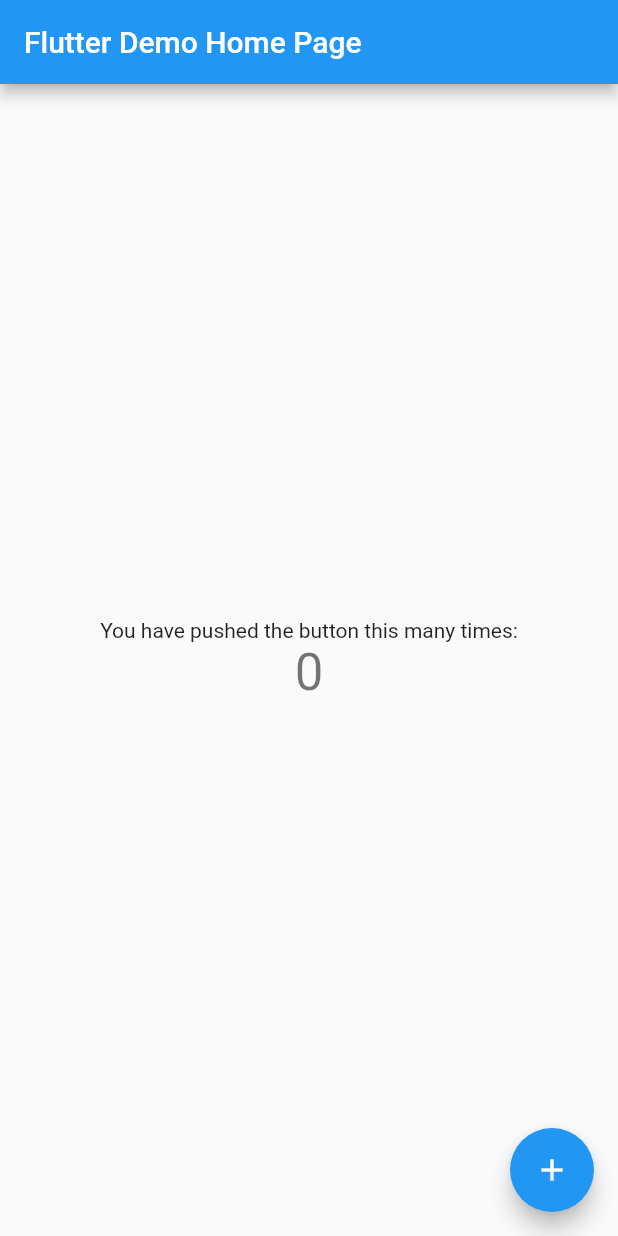
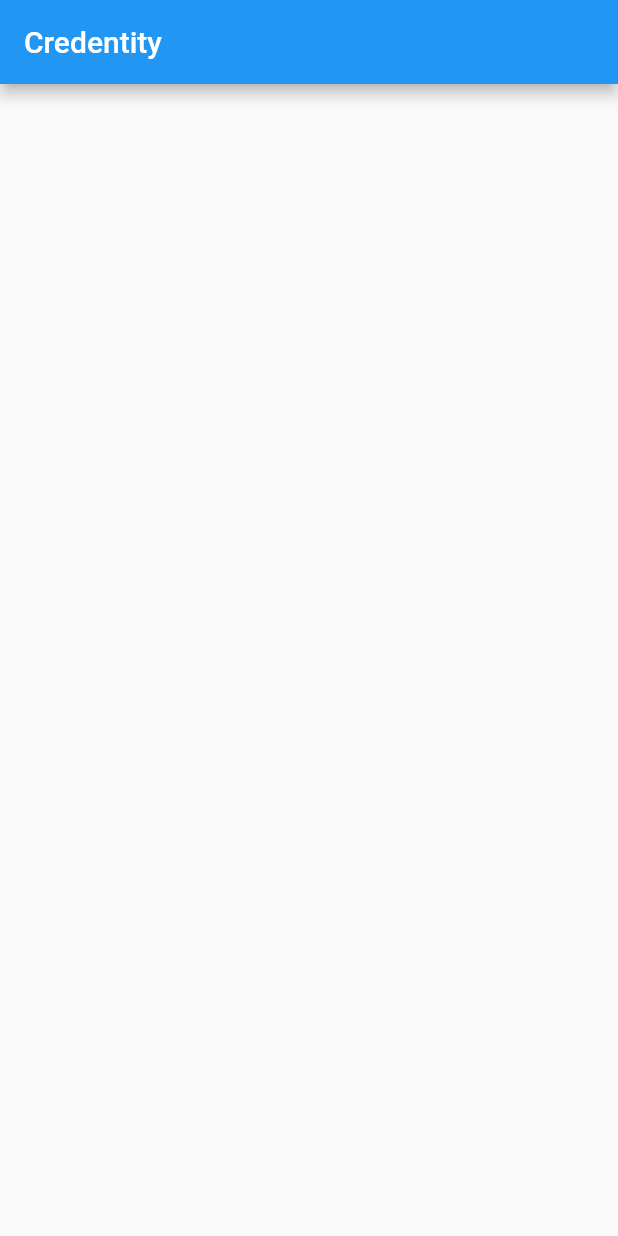
Before and after one commit to jyorien/credentity, a Flutter app: the screen it shows after launch, on a phone screen of 412 x 824 dp. Run offline on Flutter 3.47's test engine with Material 2 defaults, Android fonts, the phone set to English and light mode, and no system bars.

Commit message:
🔥 cleanup

```diff
--- a/lib/main.dart
+++ b/lib/main.dart
@@ -1,115 +1,22 @@
 import 'package:flutter/material.dart';
 
 void main() {
-  runApp(const MyApp());
+  runApp(const App());
 }
 
-class MyApp extends StatelessWidget {
-  const MyApp({Key? key}) : super(key: key);
+class App extends StatelessWidget {
+  const App({Key? key}) : super(key: key);
 
-  // This widget is the root of your application.
   @override
   Widget build(BuildContext context) {
     return MaterialApp(
-      title: 'Flutter Demo',
-      theme: ThemeData(
-        // This is the theme of your application.
-        //
-        // Try running your application with "flutter run". You'll see the
-        // application has a blue toolbar. Then, without quitting the app, try
-        // changing the primarySwatch below to Colors.green and then invoke
-        // "hot reload" (press "r" in the console where you ran "flutter run",
-        // or simply save your changes to "hot reload" in a Flutter IDE).
-        // Notice that the counter didn't reset back to zero; the application
-        // is not restarted.
-        primarySwatch: Colors.blue,
+      title: "Credentity",
+      theme: ThemeData(primarySwatch: Colors.blue),
+      home: Scaffold(
+        appBar: AppBar(
+          title: const Text("Credentity"),
+        ),
       ),
-      home: const MyHomePage(title: 'Flutter Demo Home Page'),
     );
   }
 }
-
-class MyHomePage extends StatefulWidget {
-  const MyHomePage({Key? key, required this.title}) : super(key: key);
-
-  // This widget is the home page of your application. It is stateful, meaning
-  // that it has a State object (defined below) that contains fields that affect
-  // how it looks.
-
-  // This class is the configuration for the state. It holds the values (in this
-  // case the title) provided by the parent (in this case the App widget) and
-  // used by the build method of the State. Fields in a Widget subclass are
-  // always marked "final".
-
-  final String title;
-
-  @override
-  State<MyHomePage> createState() => _MyHomePageState();
-}
-
-class _MyHomePageState extends State<MyHomePage> {
-  int _counter = 0;
-
-  void _incrementCounter() {
-    setState(() {
-      // This call to setState tells the Flutter framework that something has
-      // changed in this State, which causes it to rerun the build method below
-      // so that the display can reflect the updated values. If we changed
-      // _counter without calling setState(), then the build method would not be
-      // called again, and so nothing would appear to happen.
-      _counter++;
-    });
-  }
-
-  @override
-  Widget build(BuildContext context) {
-    // This method is rerun every time setState is called, for instance as done
-    // by the _incrementCounter method above.
-    //
-    // The Flutter framework has been optimized to make rerunning build methods
-    // fast, so that you can just rebuild anything that needs updating rather
-    // than having to individually change instances of widgets.
-    return Scaffold(
-      appBar: AppBar(
-        // Here we take the value from the MyHomePage object that was created by
-        // the App.build method, and use it to set our appbar title.
-        title: Text(widget.title),
-      ),
-      body: Center(
-        // Center is a layout widget. It takes a single child and positions it
-        // in the middle of the parent.
-        child: Column(
-          // Column is also a layout widget. It takes a list of children and
-          // arranges them vertically. By default, it sizes itself to fit its
-          // children horizontally, and tries to be as tall as its parent.
-          //
-          // Invoke "debug painting" (press "p" in the console, choose the
-          // "Toggle Debug Paint" action from the Flutter Inspector in Android
-          // Studio, or the "Toggle Debug Paint" command in Visual Studio Code)
-          // to see the wireframe for each widget.
-          //
-          // Column has various properties to control how it sizes itself and
-          // how it positions its children. Here we use mainAxisAlignment to
-          // center the children vertically; the main axis here is the vertical
-          // axis because Columns are vertical (the cross axis would be
-          // horizontal).
-          mainAxisAlignment: MainAxisAlignment.center,
-          children: <Widget>[
-            const Text(
-              'You have pushed the button this many times:',
-            ),
-            Text(
-              '$_counter',
-              style: Theme.of(context).textTheme.headline4,
-            ),
-          ],
-        ),
-      ),
-      floatingActionButton: FloatingActionButton(
-        onPressed: _incrementCounter,
-        tooltip: 'Increment',
-        child: const Icon(Icons.add),
-      ), // This trailing comma makes auto-formatting nicer for build methods.
-    );
-  }
-}
```
Also changed, not shown: 1 other file.
